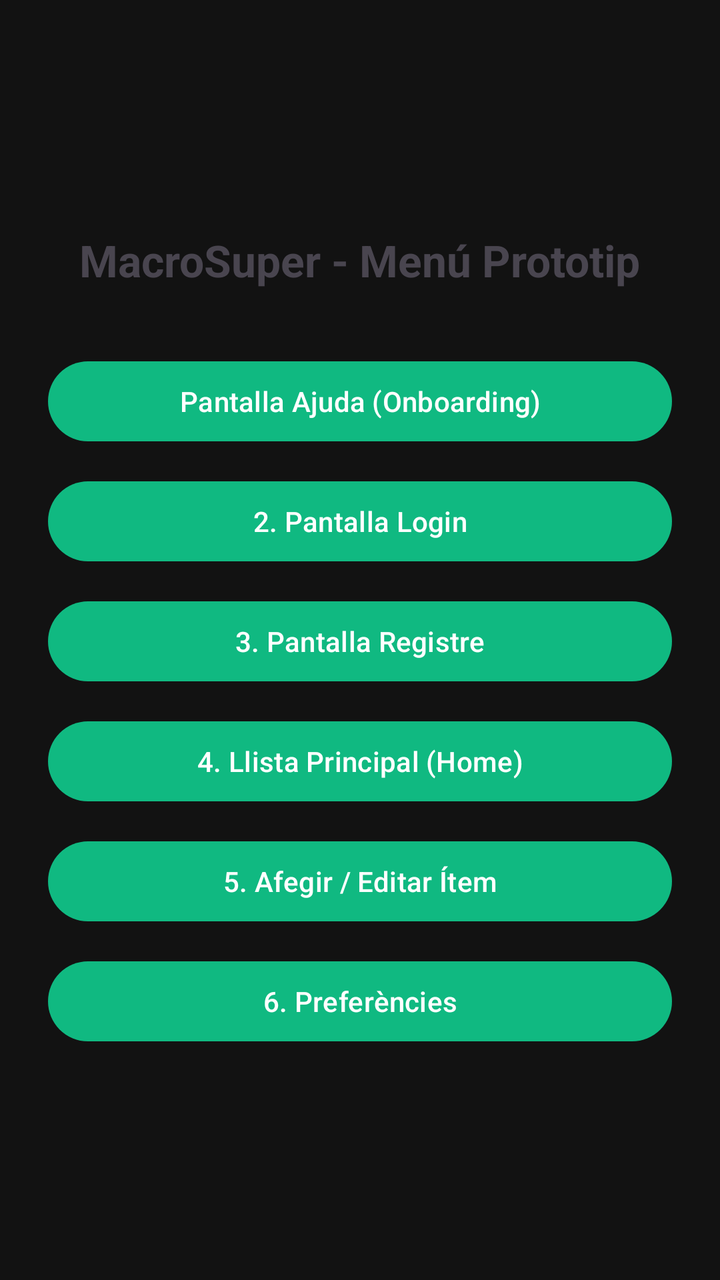
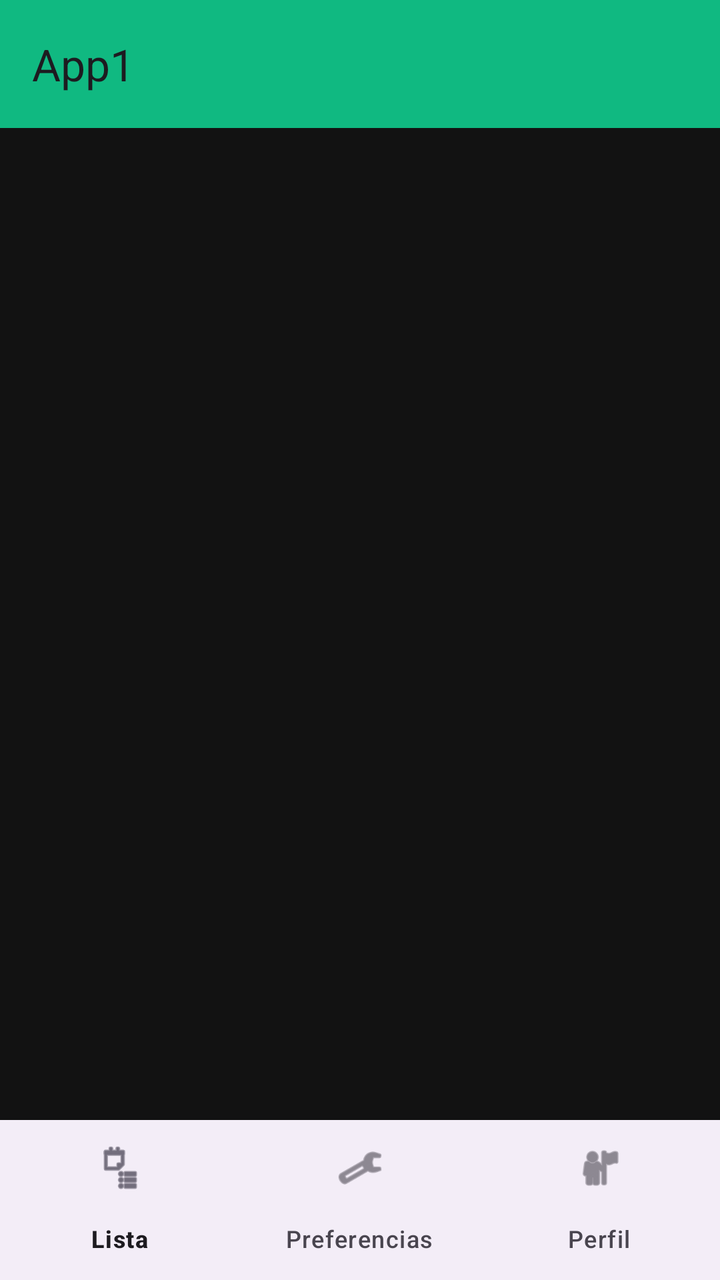

Compare the two renders of this Android layout. The source of the first and the diff that turns it into the second are given below.
<!-- AndroidManifest.xml: application theme Theme.SupperApplication -->
<!-- res/layout/activity_main.xml -->
<?xml version="1.0" encoding="utf-8"?>
<LinearLayout xmlns:android="http://schemas.android.com/apk/res/android"
    xmlns:tools="http://schemas.android.com/tools"
    android:id="@+id/main"
    android:layout_width="match_parent"
    android:layout_height="match_parent"
    android:orientation="vertical"
    android:gravity="center"
    android:padding="24dp"
    tools:context=".MainActivity">

    <TextView
        android:layout_width="wrap_content"
        android:layout_height="wrap_content"
        android:text="@string/titulo_menu_pruebas"
        android:textSize="22sp"
        android:textStyle="bold"
        android:layout_marginBottom="32dp" />

    <Button
        android:id="@+id/btnOnboarding"
        android:layout_width="match_parent"
        android:layout_height="wrap_content"
        android:minHeight="48dp"
        android:layout_marginBottom="12dp"
        android:text="@string/btn_ir_onboarding" />

    <Button
        android:id="@+id/btnLogin"
        android:layout_width="match_parent"
        android:layout_height="wrap_content"
        android:minHeight="48dp"
        android:layout_marginBottom="12dp"
        android:text="@string/btn_ir_login" />

    <Button
        android:id="@+id/btnRegister"
        android:layout_width="match_parent"
        android:layout_height="wrap_content"
        android:minHeight="48dp"
        android:layout_marginBottom="12dp"
        android:text="@string/btn_ir_register" />

    <Button
        android:id="@+id/btnHomeList"
        android:layout_width="match_parent"
        android:layout_height="wrap_content"
        android:minHeight="48dp"
        android:layout_marginBottom="12dp"
        android:text="@string/btn_ir_home" />

    <Button
        android:id="@+id/btnEditItem"
        android:layout_width="match_parent"
        android:layout_height="wrap_content"
        android:minHeight="48dp"
        android:layout_marginBottom="12dp"
        android:text="@string/btn_ir_edit" />

    <Button
        android:id="@+id/btnPreferences"
        android:layout_width="match_parent"
        android:layout_height="wrap_content"
        android:minHeight="48dp"
        android:text="@string/btn_ir_preferences" />

</LinearLayout>
<!-- resources referenced by this layout -->
<resources>
  <string name="btn_ir_edit">5. Afegir / Editar Ítem</string>
  <string name="btn_ir_home">4. Llista Principal (Home)</string>
  <string name="btn_ir_login">2. Pantalla Login</string>
  <string name="btn_ir_onboarding">Pantalla Ajuda (Onboarding)</string>
  <string name="btn_ir_preferences">6. Preferències</string>
  <string name="btn_ir_register">3. Pantalla Registre</string>
  <string name="titulo_menu_pruebas">MacroSuper - Menú Prototip</string>
  <style name="Theme.SupperApplication" parent="Base.Theme.SupperApplication" />
  <style name="Base.Theme.SupperApplication" parent="Theme.Material3.DayNight.NoActionBar">
          
          <item name="colorPrimary">@color/verd_principal</item>
          <item name="colorSecondary">@color/alertes_o_calories</item>
          <item name="android:windowBackground">@color/fons_principal</item>
          
      </style>
  <color name="verd_principal">#10B981</color>
  <color name="alertes_o_calories">#F59E0B</color>
  <color name="fons_principal">#121212</color>
</resources>

<!-- the commit's change to res/layout/activity_main.xml (unified diff, before → after) -->
@@ -1,67 +1,50 @@
 <?xml version="1.0" encoding="utf-8"?>
-<LinearLayout xmlns:android="http://schemas.android.com/apk/res/android"
+<androidx.drawerlayout.widget.DrawerLayout xmlns:android="http://schemas.android.com/apk/res/android"
+    xmlns:app="http://schemas.android.com/apk/res-auto"
     xmlns:tools="http://schemas.android.com/tools"
-    android:id="@+id/main"
+    android:id="@+id/main_drawerlayout"
     android:layout_width="match_parent"
-    android:layout_height="match_parent"
-    android:orientation="vertical"
-    android:gravity="center"
-    android:padding="24dp"
-    tools:context=".MainActivity">
+    android:layout_height="match_parent">
 
-    <TextView
+    <androidx.constraintlayout.widget.ConstraintLayout
+        android:id="@+id/main"
+        android:layout_width="match_parent"
+        android:layout_height="match_parent"
+        tools:context=".MainActivity">
+
+        <androidx.appcompat.widget.Toolbar
+            android:id="@+id/main_toolbar"
+            android:layout_width="match_parent"
+            android:layout_height="?attr/actionBarSize"
+            android:background="?attr/colorPrimary"
+            android:elevation="4dp"
+            android:theme="@style/ThemeOverlay.AppCompat.ActionBar"
+            app:layout_constraintTop_toTopOf="parent"
+            app:popupTheme="@style/ThemeOverlay.AppCompat.Light"
+            app:title="App1" />
+
+        <androidx.fragment.app.FragmentContainerView
+            android:id="@+id/main_fragment"
+            android:layout_width="match_parent"
+            android:layout_height="0dp"
+            app:layout_constraintBottom_toTopOf="@id/menubottom"
+            app:layout_constraintTop_toBottomOf="@id/main_toolbar" />
+
+        <com.google.android.material.bottomnavigation.BottomNavigationView
+            android:id="@+id/menubottom"
+            android:layout_width="match_parent"
+            android:layout_height="wrap_content"
+            app:layout_constraintBottom_toBottomOf="parent"
+            app:menu="@menu/menu_navigation" />
+
+    </androidx.constraintlayout.widget.ConstraintLayout>
+
+    <com.google.android.material.navigation.NavigationView
+        android:id="@+id/navigationView"
         android:layout_width="wrap_content"
-        android:layout_height="wrap_content"
-        android:text="@string/titulo_menu_pruebas"
-        android:textSize="22sp"
-        android:textStyle="bold"
-        android:layout_marginBottom="32dp" />
+        android:layout_height="match_parent"
+        android:layout_gravity="start"
+        app:menu="@menu/menu_navigation"
+        android:background="?android:attr/colorBackground" />
 
-    <Button
-        android:id="@+id/btnOnboarding"
-        android:layout_width="match_parent"
-        android:layout_height="wrap_content"
-        android:minHeight="48dp"
-        android:layout_marginBottom="12dp"
-        android:text="@string/btn_ir_onboarding" />
-
-    <Button
-        android:id="@+id/btnLogin"
-        android:layout_width="match_parent"
-        android:layout_height="wrap_content"
-        android:minHeight="48dp"
-        android:layout_marginBottom="12dp"
-        android:text="@string/btn_ir_login" />
-
-    <Button
-        android:id="@+id/btnRegister"
-        android:layout_width="match_parent"
-        android:layout_height="wrap_content"
-        android:minHeight="48dp"
-        android:layout_marginBottom="12dp"
-        android:text="@string/btn_ir_register" />
-
-    <Button
-        android:id="@+id/btnHomeList"
-        android:layout_width="match_parent"
-        android:layout_height="wrap_content"
-        android:minHeight="48dp"
-        android:layout_marginBottom="12dp"
-        android:text="@string/btn_ir_home" />
-
-    <Button
-        android:id="@+id/btnEditItem"
-        android:layout_width="match_parent"
-        android:layout_height="wrap_content"
-        android:minHeight="48dp"
-        android:layout_marginBottom="12dp"
-        android:text="@string/btn_ir_edit" />
-
-    <Button
-        android:id="@+id/btnPreferences"
-        android:layout_width="match_parent"
-        android:layout_height="wrap_content"
-        android:minHeight="48dp"
-        android:text="@string/btn_ir_preferences" />
-
-</LinearLayout>
+</androidx.drawerlayout.widget.DrawerLayout>
<!-- resource entries referenced after the edit -->
@@ -1,12 +1,5 @@
 <!-- resources referenced by this layout -->
 <resources>
-  <string name="btn_ir_edit">5. Afegir / Editar Ítem</string>
-  <string name="btn_ir_home">4. Llista Principal (Home)</string>
-  <string name="btn_ir_login">2. Pantalla Login</string>
-  <string name="btn_ir_onboarding">Pantalla Ajuda (Onboarding)</string>
-  <string name="btn_ir_preferences">6. Preferències</string>
-  <string name="btn_ir_register">3. Pantalla Registre</string>
-  <string name="titulo_menu_pruebas">MacroSuper - Menú Prototip</string>
   <style name="Theme.SupperApplication" parent="Base.Theme.SupperApplication" />
   <style name="Base.Theme.SupperApplication" parent="Theme.Material3.DayNight.NoActionBar">
           
